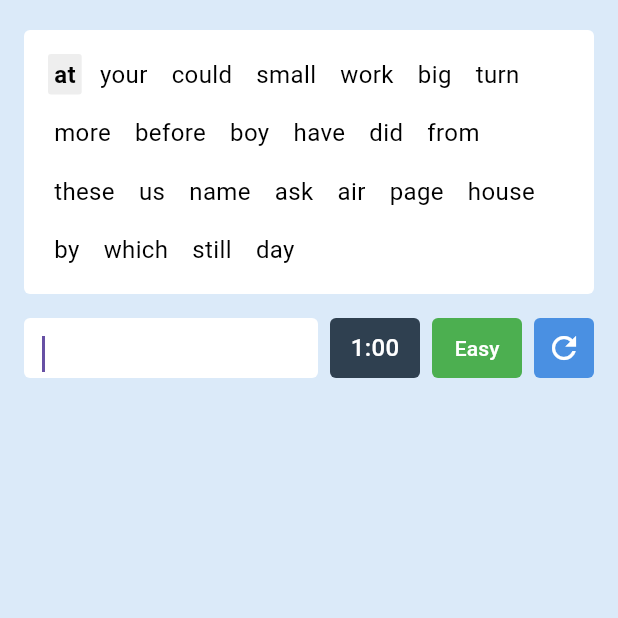
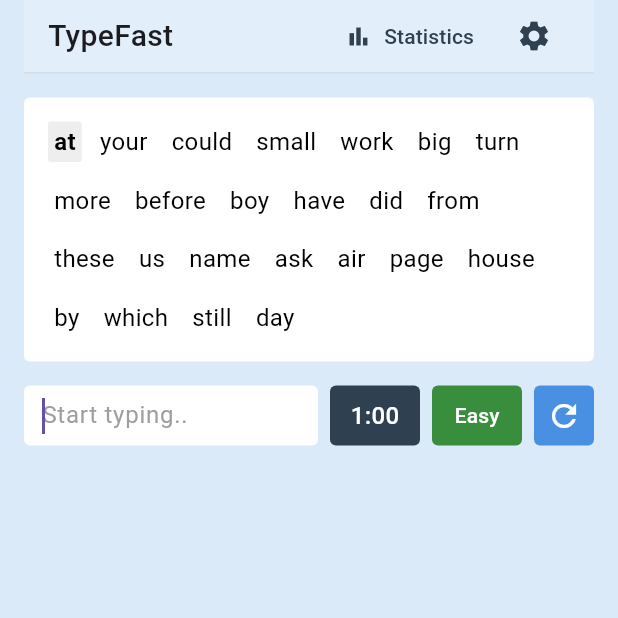
Before and after one commit to chamishkadilina/type_fast, a Flutter app: the screen it shows after launch, on a phone screen of 412 x 824 dp, the top half of it. Run offline on Flutter 3.47's test engine with Material 3 defaults, Android fonts, the phone set to English and light mode, and no system bars; our stand-ins replace hive, hive_flutter; accounts and stored records are empty; project files that could hold a hidden picture were left out.

Commit message:
statistics dialog added.

```diff
--- a/lib/main.dart
+++ b/lib/main.dart
@@ -1,12 +1,14 @@
 // lib/main.dart
 import 'package:flutter/material.dart';
 import 'package:provider/provider.dart';
+import 'package:type_fast/services/statistics_service.dart';
 import 'providers/typing_test_provider.dart';
 import 'screens/typing_test_screen.dart';
 
 final GlobalKey<NavigatorState> navigatorKey = GlobalKey<NavigatorState>();
 
-void main() {
+void main() async {
+  await StatisticsService().initialize();
   runApp(const TypeFastApp());
 }
 
--- a/lib/screens/typing_test_screen.dart
+++ b/lib/screens/typing_test_screen.dart
@@ -1,6 +1,7 @@
 // lib/screens/typing_test_screen.dart
 import 'package:flutter/material.dart';
 import 'package:provider/provider.dart';
+import 'package:type_fast/widgets/statistics_dialog.dart';
 import '../providers/typing_test_provider.dart';
 import '../widgets/word_display.dart';
 
@@ -46,7 +47,65 @@
           padding: const EdgeInsets.symmetric(horizontal: 16.0),
           child: Column(
             children: [
-              const SizedBox(height: 20),
+              Container(
+                padding:
+                    const EdgeInsets.symmetric(horizontal: 16, vertical: 0),
+                decoration: BoxDecoration(
+                  color: Colors.white.withValues(alpha: 0.2),
+                  border: Border(
+                    bottom: BorderSide(
+                      color: Colors.grey.withValues(alpha: 0.2),
+                      width: 1,
+                    ),
+                  ),
+                ),
+                child: Row(
+                  mainAxisAlignment: MainAxisAlignment.end,
+                  children: [
+                    // Brand Show
+                    Text(
+                      'TypeFast',
+                      style: TextStyle(
+                        fontSize: 20,
+                        fontWeight: FontWeight.w500,
+                      ),
+                    ),
+                    Spacer(),
+                    // Statistics and Settings
+                    Row(
+                      mainAxisSize: MainAxisSize.min,
+                      children: [
+                        TextButton.icon(
+                          onPressed: () => showDialog(
+                            context: context,
+                            builder: (_) => const StatisticsDialog(),
+                          ),
+                          icon: const Icon(
+                            Icons.bar_chart,
+                            color: Color(0xFF2F4050),
+                          ),
+                          label: const Text(
+                            'Statistics',
+                            style: TextStyle(
+                              color: Color(0xFF2F4050),
+                              fontSize: 14,
+                              fontWeight: FontWeight.w500,
+                            ),
+                          ),
+                        ),
+                        IconButton(
+                          onPressed: () {},
+                          icon: const Icon(
+                            Icons.settings,
+                            color: Color(0xFF2F4050),
+                          ),
+                        ),
+                      ],
+                    ),
+                  ],
+                ),
+              ),
+              const SizedBox(height: 16),
               const WordDisplay(),
               const SizedBox(height: 16),
               Row(
@@ -68,9 +127,13 @@
                               _controller.clear();
                             }
                           },
-                          decoration: const InputDecoration(
-                            contentPadding:
-                                EdgeInsets.symmetric(horizontal: 12),
+                          decoration: InputDecoration(
+                            hintText: 'Start typing..',
+                            hintStyle: TextStyle(color: Colors.grey.shade500),
+                            contentPadding: EdgeInsets.symmetric(
+                              horizontal: 12,
+                              vertical: 10,
+                            ),
                             border: InputBorder.none,
                           ),
                         ),
@@ -113,10 +176,11 @@
                       height: 40,
                       decoration: BoxDecoration(
                         color: provider.currentMode == DifficultyMode.easy
-                            ? const Color(0xFF4CAF50) // Easy green
+                            ? const Color(
+                                0xFF388E3C) // Easy - Professional forest green
                             : provider.currentMode == DifficultyMode.medium
-                                ? const Color(0xFFFF9800) // Medium orange
-                                : const Color(0xFFF44336), // Hard red
+                                ? const Color(0xFF4258FF) // Medium - Rich blue
+                                : const Color(0xFF913AF1), // Hard - Deep purple
                         borderRadius: BorderRadius.circular(4),
                       ),
                       child: TextButton(
--- a/pubspec.yaml
+++ b/pubspec.yaml
@@ -28,9 +28,13 @@
 # the latest version available on pub.dev. To see which dependencies have newer
 # versions available, run `flutter pub outdated`.
 dependencies:
+  build_runner: ^2.4.14
   cupertino_icons: ^1.0.8
   flutter:
     sdk: flutter
+  hive: ^2.2.3
+  hive_flutter: ^1.1.0
+  hive_generator: ^2.0.1
   provider: ^6.1.2
 
 dev_dependencies:
```
Also changed, not shown: lib/model/test_result.dart (added, +22 -0 lines), lib/services/statistics_service.dart (added, +43 -0 lines), lib/widgets/result_dialog.dart (+13 -2 lines), lib/widgets/statistics_dialog.dart (added, +118 -0 lines), lib/model/test_result.g.dart (added), pubspec.lock, 1 other file.
